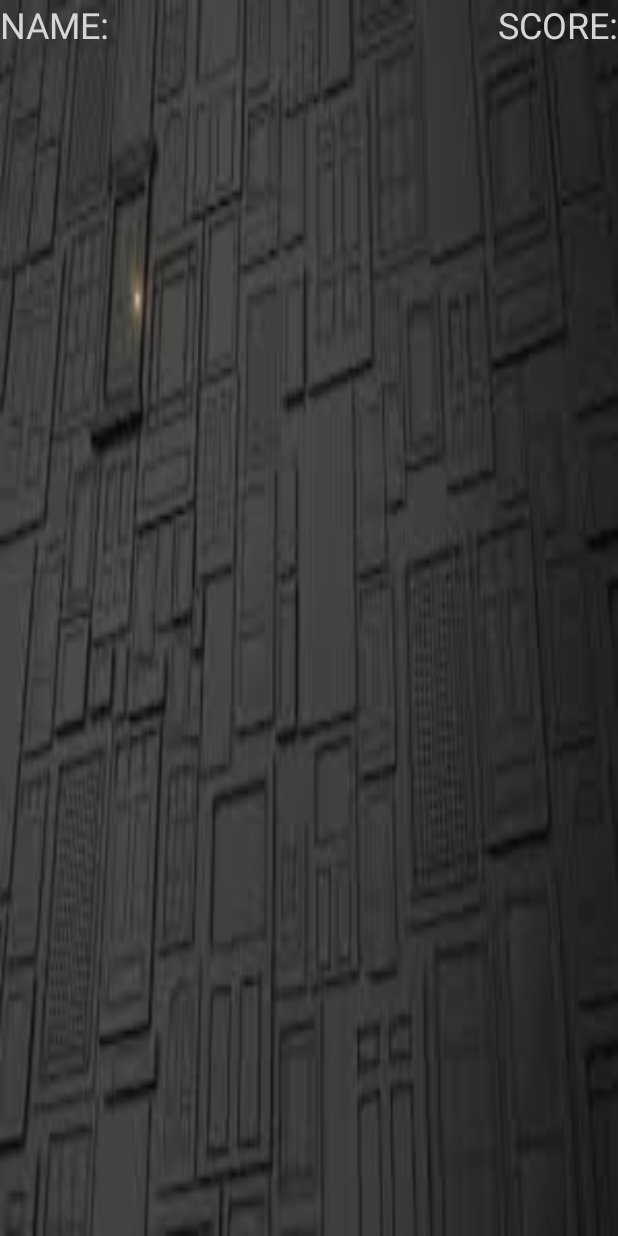
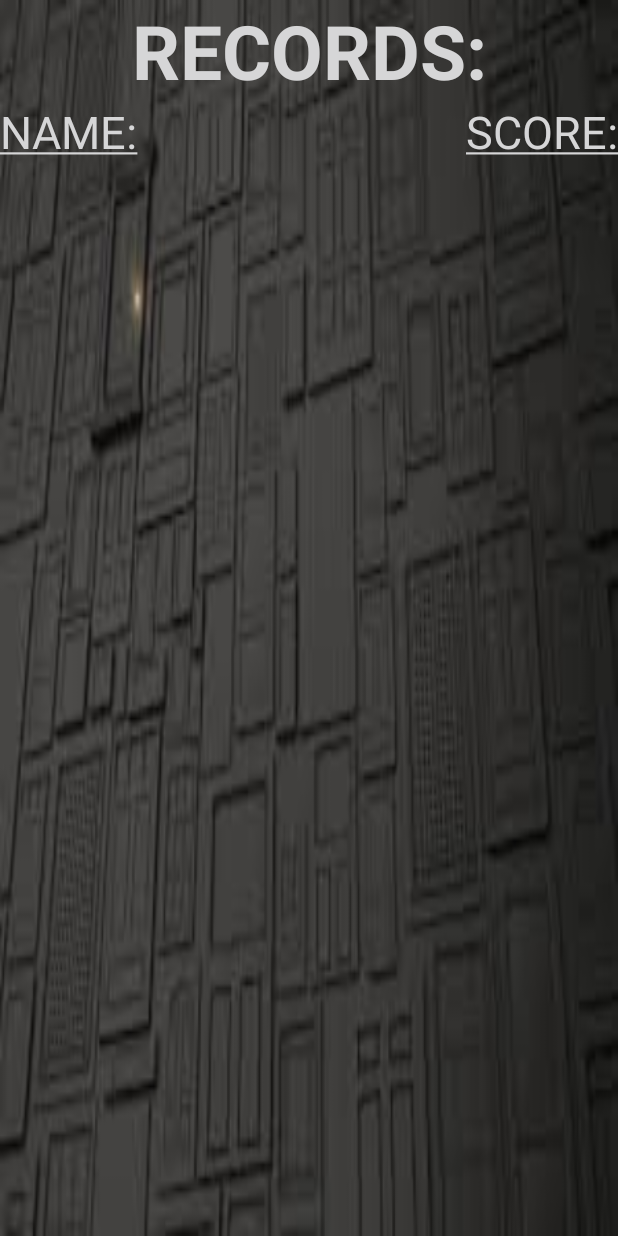
Before and after one commit to MeronKot/EscapeRoom, an Android app: the RecordsActivity screen opened directly, with no data from a screen before it, on a phone screen of 412 x 824 dp. Run offline under Robolectric (Android 15) with nearby library versions, the phone set to English and light mode, and no system bars; our stand-ins replace Firebase (no records; nobody signed in at launch, a user with empty details on screens opened directly).

Commit message:
Records updated

```diff
--- a/app/src/main/java/com/example/dell/escaperoom/RecordsActivity.java
+++ b/app/src/main/java/com/example/dell/escaperoom/RecordsActivity.java
@@ -5,6 +5,7 @@ import android.support.v7.app.AppCompatActivity;
 import android.os.Bundle;
 import android.view.View;
 import android.widget.ListView;
+import android.widget.ProgressBar;
 
 import com.example.dell.escaperoom.Database.DBObjects.Record;
 import com.google.firebase.database.DataSnapshot;
@@ -21,6 +22,7 @@ public class RecordsActivity extends AppCompatActivity {
     private DatabaseReference databaseRecords;
     private ListView recordListView;
     private List<Record> recordList;
+    private ProgressBar prog;
 
     @Override
     protected void onCreate(Bundle savedInstanceState) {
@@ -34,6 +36,8 @@ public class RecordsActivity extends AppCompatActivity {
         ActionBar actionBar = getSupportActionBar();
         actionBar.hide();
 
+        prog = (ProgressBar) findViewById(R.id.recordsProgress);
+
         databaseRecords = FirebaseDatabase.getInstance().getReference("Records");
         recordListView = (ListView) findViewById(R.id.listViewRecords);
         recordList = new ArrayList<Record>();
@@ -45,7 +49,7 @@ public class RecordsActivity extends AppCompatActivity {
         databaseRecords.addValueEventListener(new ValueEventListener() {
             @Override
             public void onDataChange(DataSnapshot dataSnapshot) {
-
+                prog.setVisibility(View.INVISIBLE);
                 recordList.clear();
                 for(DataSnapshot recordsSnapshot : dataSnapshot.getChildren()){
                     Record record = recordsSnapshot.getValue(Record.class);
--- a/app/src/main/res/layout/activity_records.xml
+++ b/app/src/main/res/layout/activity_records.xml
@@ -1,24 +1,39 @@
 <?xml version="1.0" encoding="utf-8"?>
-<LinearLayout xmlns:android="http://schemas.android.com/apk/res/android"
+<RelativeLayout xmlns:android="http://schemas.android.com/apk/res/android"
     xmlns:app="http://schemas.android.com/apk/res-auto"
     xmlns:tools="http://schemas.android.com/tools"
     android:layout_width="match_parent"
     android:layout_height="match_parent"
     tools:context="com.example.dell.escaperoom.RecordsActivity"
-    android:background="@drawable/images"
-    android:orientation="vertical">
+    android:background="@drawable/images">
 
 
     <LinearLayout
         android:layout_width="match_parent"
         android:layout_height="wrap_content"
+        android:orientation="vertical"
+        >
+
+        <TextView
+            android:layout_width="match_parent"
+            android:layout_height="wrap_content"
+            android:text="@string/records"
+            android:gravity="center"
+            android:textSize="50dp"
+            android:textColor="@color/com_facebook_button_background_color_disabled"
+            />
+
+        <LinearLayout
+            android:layout_width="match_parent"
+            android:layout_height="match_parent"
             android:orientation="horizontal"
             android:weightSum="2">
 
             <TextView
                 android:textAppearance="@style/Base.TextAppearance.AppCompat.Headline"
                 android:textColor="@color/com_facebook_button_background_color_disabled"
-            android:text="NAME:"
+                android:text="@string/name"
+                android:textSize="30dp"
                 android:layout_width="wrap_content"
                 android:layout_height="wrap_content"
                 android:gravity="left"
@@ -27,16 +42,31 @@
             <TextView
                 android:textAppearance="@style/Base.TextAppearance.AppCompat.Headline"
                 android:textColor="@color/com_facebook_button_background_color_disabled"
-            android:text="SCORE:"
+                android:text="@string/score"
+                android:textSize="30dp"
                 android:layout_width="wrap_content"
                 android:layout_height="wrap_content"
                 android:gravity="right"
                 android:layout_weight="1"/>
+        </LinearLayout>
 
-    </LinearLayout>
+
         <ListView
             android:id="@+id/listViewRecords"
             android:layout_width="match_parent"
             android:layout_height="match_parent"
             />
     </LinearLayout>
+    <LinearLayout
+        android:layout_width="match_parent"
+        android:layout_height="match_parent"
+        android:gravity="center">
+        <ProgressBar
+            android:id="@+id/recordsProgress"
+            style="@style/Base.TextAppearance.AppCompat.Large"
+            android:layout_width="wrap_content"
+            android:layout_height="wrap_content"
+            android:indeterminate="true"/>
+    </LinearLayout>
+
+</RelativeLayout>
--- a/app/src/main/res/values/strings.xml
+++ b/app/src/main/res/values/strings.xml
@@ -10,4 +10,7 @@
     <string name="welcome">Welcome!</string>
     <string name="youWin">you finished this room.</string>
     <string name="time">Time:</string>
+    <string name="name"><u>NAME:</u></string>
+    <string name="score"><u>SCORE:</u></string>
+    <string name="records"><b>RECORDS:</b></string>
 </resources>
```
Lines whose indentation alone changed are shown as unchanged.
